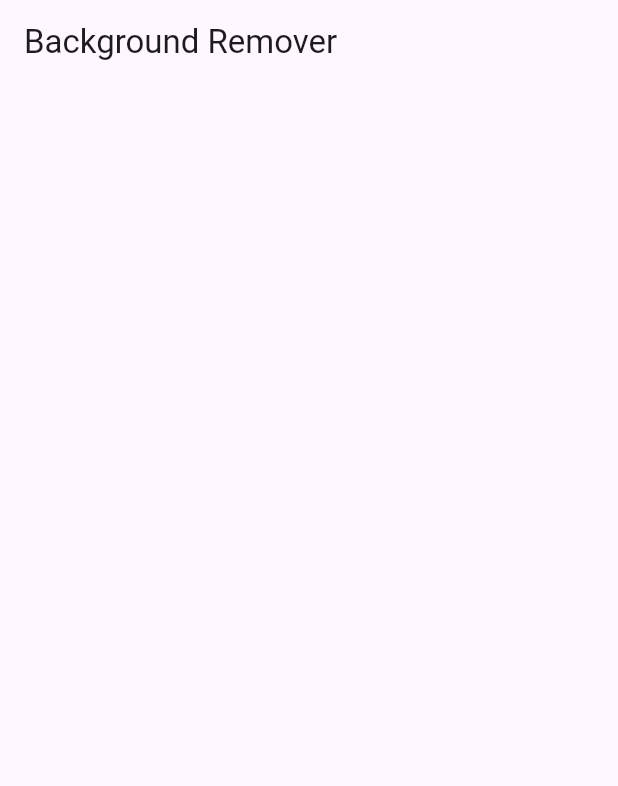
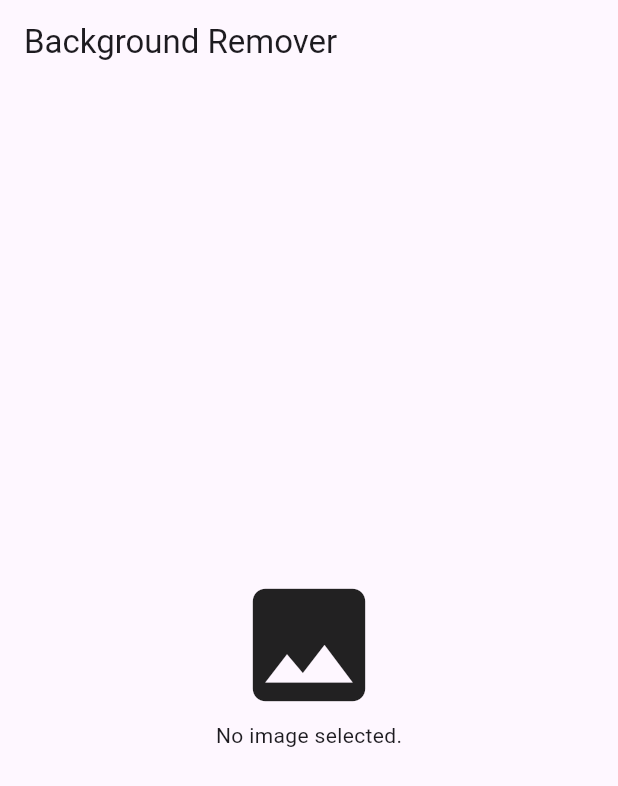
Before and after one commit to quangnd2203/image_background_remover, a Flutter app: the screen it shows after launch, on a phone screen of 412 x 824 dp. Shown: the top 786 px of the screen. Run offline on Flutter 3.47's test engine with Material 3 defaults, Android fonts, the phone set to English and light mode, and no system bars; our stand-ins replace image_picker; missing offline and left inert: onnxruntime.

Commit message:
chore: integrate image_picker dependency, update Podfile.lock, and enhance image selection UI

```diff
--- a/example/lib/image_picker.dart
+++ b/example/lib/image_picker.dart
@@ -10,7 +10,7 @@ class ImagePickerService {
 
   static ValueNotifier<File?> pickedFile = ValueNotifier(null);
 
-  static Future pickImage(BuildContext context) async {
+  static Future pickImage() async {
     try {
       final file = await imagePicker.pickImage(source: ImageSource.gallery);
       if (file == null) {
--- a/example/lib/main.dart
+++ b/example/lib/main.dart
@@ -33,7 +33,36 @@ class MyHomePage extends StatelessWidget {
       body: ValueListenableBuilder(
         valueListenable: ImagePickerService.pickedFile,
         builder: (context, image, _) {
-          return Container();
+          return GestureDetector(
+            onTap: () async {
+              await ImagePickerService.pickImage();
+            },
+            child: Container(
+              alignment: Alignment.center,
+              child: image == null
+                  ? const Column(
+                      mainAxisAlignment: MainAxisAlignment.center,
+                      children: [
+                        Icon(
+                          Icons.image,
+                          size: 100,
+                        ),
+                        Text('No image selected.'),
+                      ],
+                    )
+                  : Column(
+                      children: [
+                        Image.file(image),
+                        const SizedBox(
+                          height: 20,
+                        ),
+                        TextButton(
+                            onPressed: () {},
+                            child: const Text('Remove Background'))
+                      ],
+                    ),
+            ),
+          );
         },
       ),
     );
```
Also changed, not shown: 3 other files.
